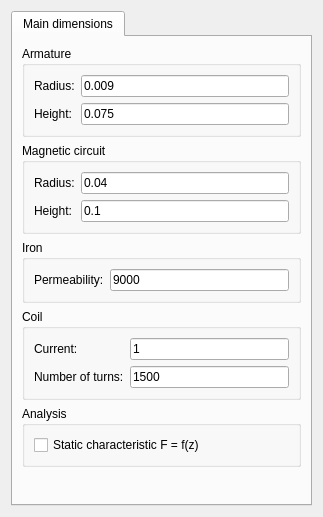
Above: resources/examples/Device Design/Electromagnetic Actuator.ui from hpfem/agros2d before the change. Below: the same form after it.
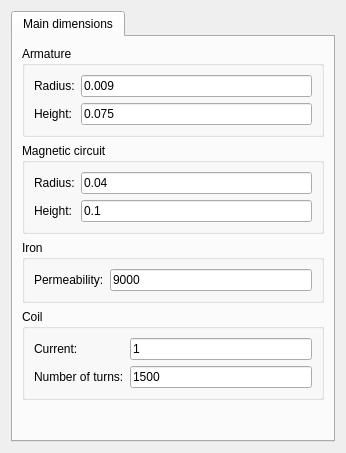
That is the form after the change.

Commit message: static characteristic removed

The edit to the form file:
```diff
--- a/resources/examples/Device Design/Electromagnetic Actuator.ui
+++ b/resources/examples/Device Design/Electromagnetic Actuator.ui
@@ -6,8 +6,8 @@
    <rect>
     <x>0</x>
     <y>0</y>
-    <width>323</width>
-    <height>517</height>
+    <width>346</width>
+    <height>453</height>
    </rect>
   </property>
   <property name="windowTitle">
@@ -204,22 +204,6 @@
          </layout>
         </widget>
        </item>
-       <item>
-        <widget class="QGroupBox" name="groupBox_4">
-         <property name="title">
-          <string>Analysis</string>
-         </property>
-         <layout class="QGridLayout" name="gridLayout_4">
-          <item row="0" column="0">
-           <widget class="QCheckBox" name="chkStaticCharacteristic">
-            <property name="text">
-             <string>Static characteristic F = f(z)</string>
-            </property>
-           </widget>
-          </item>
-         </layout>
-        </widget>
-       </item>
        <item>
         <spacer name="verticalSpacer">
          <property name="orientation">
```
The commit also changes 2 other files.
